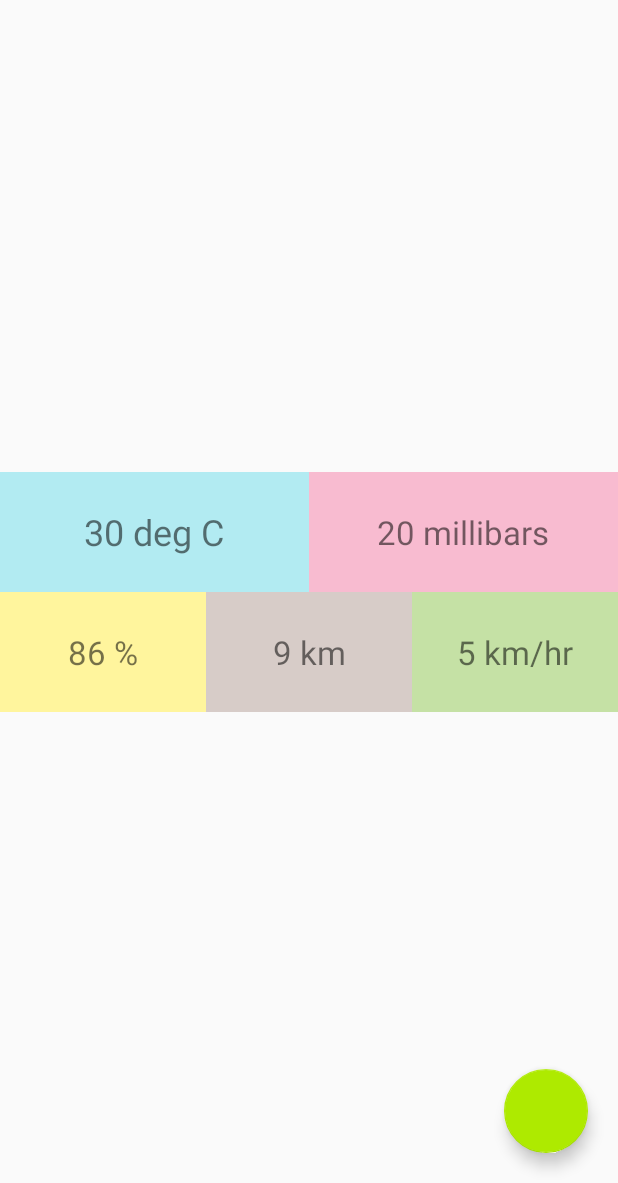
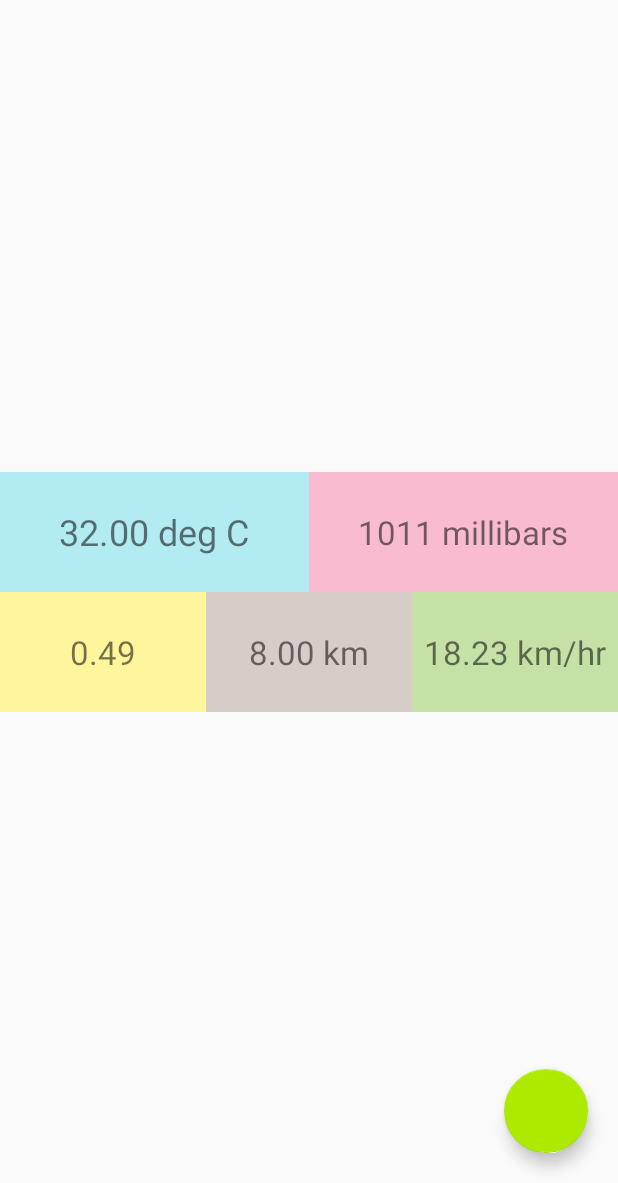
Before and after one commit to shantanu0323/Blight, an Android app: the screen it shows after launch once a user with an empty profile is signed in (HomeActivity), on a phone screen of 412 x 824 dp, the part 53-1236 px from its top. Run offline under Robolectric (Android 15) with nearby library versions, the light colour scheme and no system bars; our stand-ins replace Firebase (no records; nobody signed in at launch, a user with empty details on screens opened directly); 2 statements that could not run were skipped.

Commit message:
minor bug fixes

```diff
--- a/app/src/main/java/com/sada/blight/HomeActivity.java
+++ b/app/src/main/java/com/sada/blight/HomeActivity.java
@@ -173,11 +173,15 @@ public class HomeActivity extends AppCompatActivity implements OnMapReadyCallbac
         WeatherData weatherData = new WeatherData();
         weatherData = QueryUtils.extractFeatureFromJson(data);
 //        Toast.makeText(getApplicationContext(), "" + weatherData.getForPD3(), Toast.LENGTH_SHORT).show();
-        tvTemp.setText(weatherData.getTemp() + " deg C");
-        tvPressure.setText(weatherData.getPressure() + "millibars");
-        tvHumidity.setText(weatherData.getHumidity() + "");
-        tvVisibility.setText(weatherData.getVisibility() + " km");
-        tvWind.setText(weatherData.getWind() + "km/hr");
+        try {
+            tvTemp.setText(weatherData.getTemp() + " deg C");
+            tvPressure.setText(weatherData.getPressure() + "millibars");
+            tvHumidity.setText(weatherData.getHumidity() + "");
+            tvVisibility.setText(weatherData.getVisibility() + " km");
+            tvWind.setText(weatherData.getWind() + "km/hr");
+        } catch (Exception e) {
+            e.printStackTrace();
+        }
         dataContainer.setVisibility(View.VISIBLE);
     }
 
--- a/app/src/main/res/layout/activity_home.xml
+++ b/app/src/main/res/layout/activity_home.xml
@@ -29,7 +29,6 @@
         <LinearLayout
             android:layout_width="match_parent"
             android:id="@+id/dataContainer"
-            android:visibility="gone"
             android:layout_height="wrap_content"
             android:orientation="vertical">
 
@@ -41,7 +40,7 @@
                 <TextView
                     android:id="@+id/tvTemp"
                     android:textSize="24sp"
-                    android:text="30 deg C"
+                    android:text="32.00 deg C"
                     android:background="#b2ebf2"
                     android:layout_width="match_parent"
                     android:layout_height="match_parent"
@@ -53,7 +52,7 @@
                     android:id="@+id/tvPressure"
                     android:layout_width="match_parent"
                     android:textSize="22sp"
-                    android:text="20 millibars"
+                    android:text="1011 millibars"
                     android:layout_height="match_parent"
                     android:layout_weight="1"
                     android:gravity="center" />
@@ -68,7 +67,7 @@
                     android:id="@+id/tvHumidity"
                     android:layout_width="match_parent"
                     android:textSize="22sp"
-                    android:text="86 %"
+                    android:text="0.49"
                     android:layout_height="match_parent"
                     android:background="#fff59d"
                     android:layout_weight="1"
@@ -78,7 +77,7 @@
                     android:background="#d7ccc8"
                     android:id="@+id/tvVisibilty"
                     android:textSize="22sp"
-                    android:text="9 km"
+                    android:text="8.00 km"
                     android:layout_width="match_parent"
                     android:layout_height="match_parent"
                     android:layout_weight="1"
@@ -89,7 +88,7 @@
                     android:background="#c5e1a5"
                     android:layout_width="match_parent"
                     android:textSize="22sp"
-                    android:text="5 km/hr"
+                    android:text="18.23 km/hr"
                     android:layout_height="match_parent"
                     android:layout_weight="1"
                     android:gravity="center" />
```
